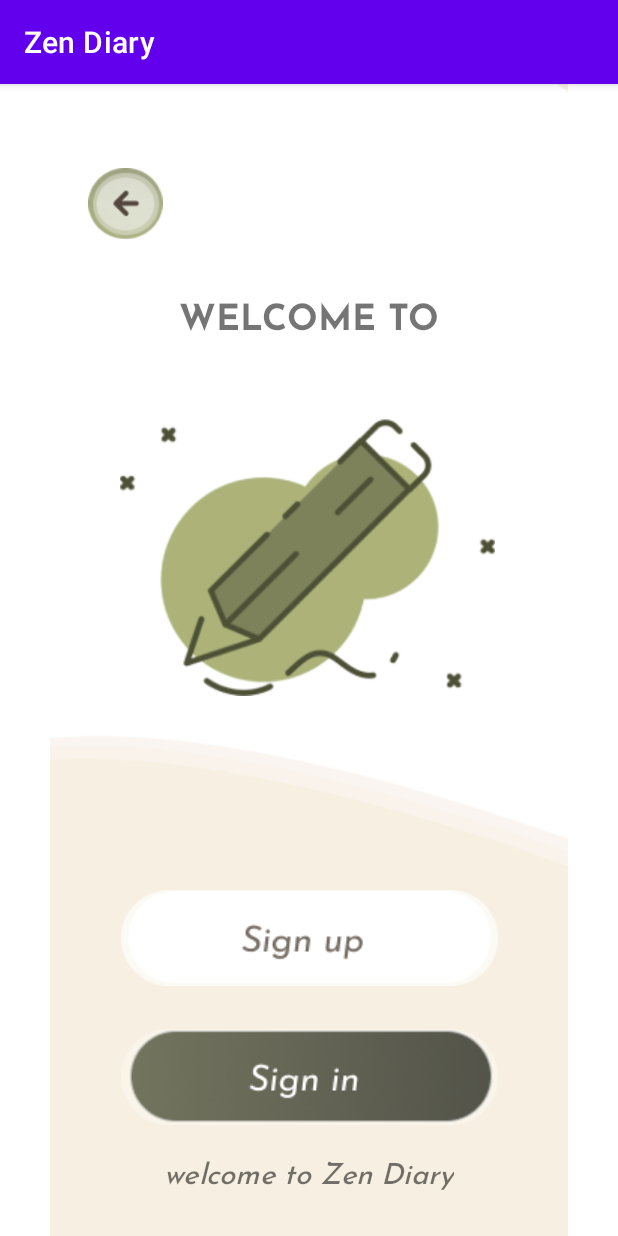
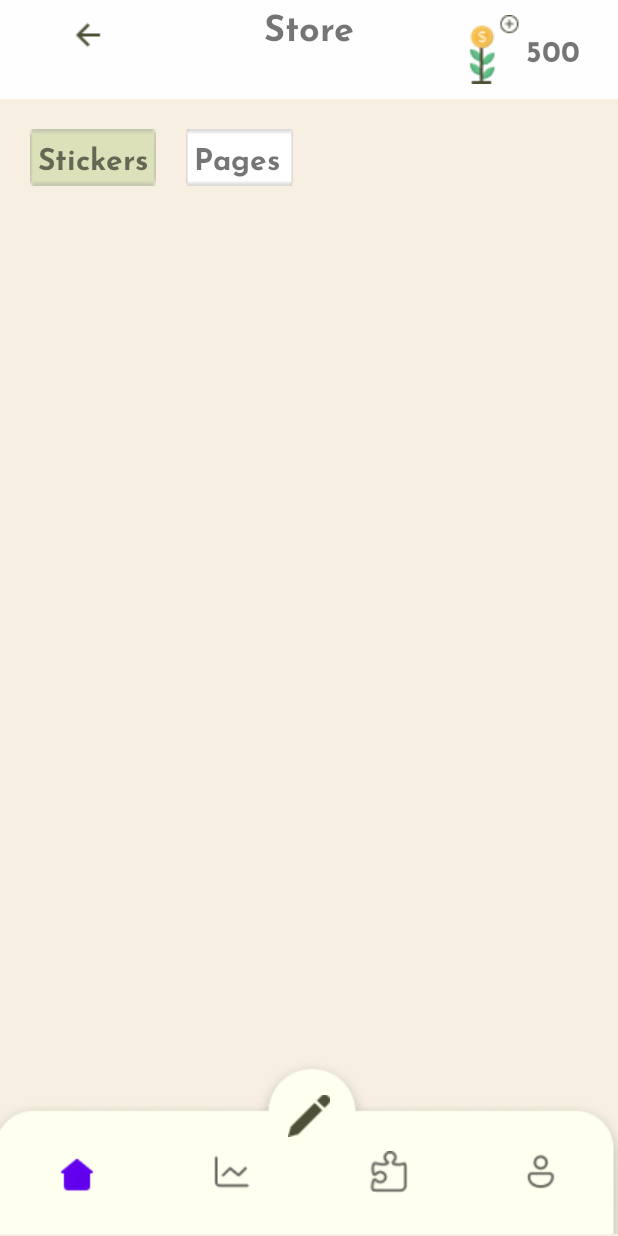
Before and after one commit to haveasip-and-code/Zen-Diary, an Android app: the screen it shows after launch (LogIn before the commit, MainActivity after it), on a phone screen of 412 x 824 dp. Run offline under Robolectric (Android 15) with nearby library versions, the phone set to English and light mode, and no system bars; our stand-ins replace Firebase (no records; nobody signed in at launch, a user with empty details on screens opened directly), Picasso, navigation-ui; pictures from the network do not load.

Commit message:
Store w bug

```diff
--- a/app/build.gradle.kts
+++ b/app/build.gradle.kts
@@ -57,7 +57,11 @@ dependencies {
     implementation(libs.androidx.espresso.core)
     implementation(libs.firebase.database)
     implementation(libs.mpandroidchart.vv310)
+    implementation("com.squareup.picasso:picasso:2.71828")
+
+
     testImplementation(libs.junit)
     androidTestImplementation(libs.androidx.junit)
     androidTestImplementation(libs.androidx.espresso.core)
+
 }
--- a/app/src/main/java/com/example/zendiary/MainActivity.kt
+++ b/app/src/main/java/com/example/zendiary/MainActivity.kt
@@ -12,6 +12,7 @@ import androidx.navigation.ui.setupActionBarWithNavController
 import androidx.navigation.ui.setupWithNavController
 import com.example.zendiary.databinding.ActivityMainBinding
 import com.google.android.material.navigation.NavigationView
+import com.example.zendiary.ui.profile.StoreFragment
 
 class MainActivity : AppCompatActivity() {
 
--- /dev/null
+++ b/app/src/main/java/com/example/zendiary/ui/profile/StoreAdapter.java.kt
@@ -0,0 +1,42 @@
+package com.example.zendiary.ui.profile
+
+import com.example.zendiary.R
+import android.view.LayoutInflater
+import android.view.View
+import android.view.ViewGroup
+import android.widget.ImageView
+import android.widget.TextView
+import androidx.recyclerview.widget.RecyclerView
+import com.example.zendiary.ui.profile.StoreItem
+import com.squareup.picasso.Picasso
+import java.lang.String
+
+class StoreAdapter(storeItems: List<StoreItem>) :
+    RecyclerView.Adapter<StoreAdapter.StoreViewHolder>() {
+    private val storeItems: List<StoreItem> = storeItems
+
+    override fun onCreateViewHolder(parent: ViewGroup, viewType: Int): StoreViewHolder {
+        val view: View =
+            LayoutInflater.from(parent.context).inflate(R.layout.item_store, parent, false)
+        return StoreViewHolder(view)
+    }
+
+    override fun onBindViewHolder(holder: StoreViewHolder, position: Int) {
+        val item: StoreItem = storeItems[position]
+        holder.nameTextView.setText(item.getName())
+        holder.priceTextView.text = String.format("$%.2f", item.getPrice())
+
+        // Load image using Picasso or Glide
+        Picasso.get().load(item.getImageUrl()).into(holder.imageView)
+    }
+
+    override fun getItemCount(): Int {
+        return storeItems.size
+    }
+
+    class StoreViewHolder(itemView: View) : RecyclerView.ViewHolder(itemView) {
+        var nameTextView: TextView = itemView.findViewById<TextView>(R.id.item_name)
+        var priceTextView: TextView = itemView.findViewById<TextView>(R.id.item_price)
+        var imageView: ImageView = itemView.findViewById<ImageView>(R.id.item_image)
+    }
+}
--- /dev/null
+++ b/app/src/main/java/com/example/zendiary/ui/profile/StoreFragment.kt
@@ -0,0 +1,115 @@
+package com.example.zendiary.ui.profile
+
+import android.annotation.SuppressLint
+import com.example.zendiary.R
+import android.os.Bundle
+import android.util.Log
+import android.view.LayoutInflater
+import android.view.View
+import android.view.ViewGroup
+import android.widget.TextView
+import androidx.fragment.app.Fragment
+import androidx.recyclerview.widget.GridLayoutManager
+import androidx.recyclerview.widget.RecyclerView
+
+import com.google.firebase.database.DataSnapshot
+import com.google.firebase.database.DatabaseError
+import com.google.firebase.database.FirebaseDatabase
+import com.google.firebase.database.ValueEventListener
+
+class StoreFragment : Fragment() {
+    private lateinit var stickersButton: TextView
+    private lateinit var pagesButton: TextView
+
+    private var recyclerView: RecyclerView? = null
+    private var adapter: StoreAdapter? = null
+    private var database: FirebaseDatabase? = null
+    private var storeItems: MutableList<StoreItem>? = null
+
+
+
+
+    override fun onCreateView(
+        inflater: LayoutInflater,
+        container: ViewGroup?,
+        savedInstanceState: Bundle?
+    ): View? {
+        // Inflate the store fragment layout
+        val root: View = inflater.inflate(R.layout.fragment_store, container, false)
+
+        // Initialize buttons
+        stickersButton = root.findViewById<TextView>(R.id.Stickers)
+        pagesButton = root.findViewById<TextView>(R.id.Pages)
+
+        // Initialize RecyclerView
+        recyclerView = root.findViewById<RecyclerView>(R.id.recycler_view_notes)
+        recyclerView!!.setLayoutManager(GridLayoutManager(requireContext(), 2))
+
+        // Initialize store items and adapter
+        storeItems = ArrayList<StoreItem>()
+        adapter = StoreAdapter(storeItems as ArrayList<StoreItem>)
+        recyclerView!!.setAdapter(adapter)
+
+        // Initialize Firebase
+        database = FirebaseDatabase.getInstance()
+
+        // Set initial background
+        stickersButton?.let {
+            it.setBackgroundResource(R.drawable.green_cornered_bg)
+        }
+        pagesButton?.let {
+            it.setBackgroundResource(R.drawable.white_cornered_bg)
+        }
+
+
+        // Set click listeners
+        stickersButton.setOnClickListener(View.OnClickListener {
+            stickersButton.setBackgroundResource(R.drawable.green_cornered_bg)
+            pagesButton.setBackgroundResource(R.drawable.white_cornered_bg)
+            loadStoreItems("stickers")
+        })
+
+        pagesButton.setOnClickListener(View.OnClickListener {
+            pagesButton.setBackgroundResource(R.drawable.green_cornered_bg)
+            stickersButton.setBackgroundResource(R.drawable.white_cornered_bg)
+            loadStoreItems("themes")
+        })
+
+        // Load initial items (stickers)
+        loadStoreItems("stickers")
+
+        return root
+    }
+
+    private fun loadStoreItems(category: String) {
+        val itemsRef = database!!.getReference("store/$category")
+        itemsRef.addValueEventListener(object : ValueEventListener {
+            @SuppressLint("NotifyDataSetChanged")
+            override fun onDataChange(snapshot: DataSnapshot) {
+                storeItems!!.clear() // Clear the existing list
+                for (itemSnapshot in snapshot.children) {
+                    val name = itemSnapshot.child("name").getValue(String::class.java) ?: "Unknown"
+                    val imageUrl = itemSnapshot.child("image").getValue(String::class.java) ?: ""
+
+                    // Retrieve price as Double, directly from Firebase
+                    val price = itemSnapshot.child("price").getValue(Double::class.java) ?: 0.99  // Fallback to 0.99 if null
+
+                    // Create a new StoreItem object
+                    val item = StoreItem(name, price, imageUrl)
+
+                    storeItems!!.add(item) // Add the item to the list
+                }
+                adapter?.notifyDataSetChanged() // Notify adapter about data changes
+            }
+
+            override fun onCancelled(error: DatabaseError) {
+                Log.e("FirebaseError", "Failed to load items: ${error.message}")
+            }
+        })
+    }
+
+
+
+
+
+}
--- a/app/src/main/res/layout/fragment_store.xml
+++ b/app/src/main/res/layout/fragment_store.xml
@@ -13,7 +13,7 @@
         android:layout_width="match_parent"
         android:layout_height="wrap_content"
         android:orientation="vertical"
-        android:background="@drawable/bg_top_toolbar_journal">
+        android:background= "#FEFEFE">
 
         <ImageButton
             android:id="@+id/backButtonProfileEdit"
@@ -26,11 +26,115 @@
             app:layout_constraintTop_toTopOf="parent"
             app:layout_constraintHorizontal_bias="0.1"
             app:layout_constraintVertical_bias="0.065"
-                    app:srcCompat="@drawable/arrow_back" />
+            app:srcCompat="@drawable/arrow_back"
+            android:layout_margin="10dp"
+            android:layout_marginStart="20dp"/>
+
+
+        <TextView
+            android:id="@+id/textView"
+            android:layout_width="wrap_content"
+            android:layout_height="wrap_content"
+            android:fontFamily="@font/josefin_sans_bold"
+            android:text="Store"
+            android:textColorLink="#4D5036"
+            android:textSize="24dp"
+            app:layout_constraintBottom_toBottomOf="parent"
+            app:layout_constraintEnd_toEndOf="parent"
+            app:layout_constraintStart_toStartOf="parent"
+            app:layout_constraintTop_toTopOf="parent"
+            app:layout_constraintVertical_bias="0.026" />
+
+
+        <ImageButton
+            android:id="@+id/buyFlower"
+            android:layout_width="wrap_content"
+            android:layout_height="wrap_content"
+            android:background="@null"
+            app:layout_constraintBottom_toBottomOf="parent"
+            app:layout_constraintEnd_toEndOf="parent"
+            app:layout_constraintStart_toStartOf="parent"
+            app:layout_constraintTop_toTopOf="parent"
+            app:layout_constraintHorizontal_bias="0.85"
+            app:layout_constraintVertical_bias="0.065"
+            app:srcCompat="@drawable/flower_add"
+            android:layout_margin="10dp"
+            android:layout_marginStart="20dp"/>
+
+
+        <TextView
+            android:id="@+id/coinFlower"
+            android:layout_width="wrap_content"
+            android:layout_height="wrap_content"
+            android:fontFamily="@font/josefin_sans_bold"
+            android:text="500"
+            android:textColorLink="#4D5036"
+            android:textSize="20dp"
+            app:layout_constraintBottom_toBottomOf="@+id/buyFlower"
+            app:layout_constraintStart_toEndOf="@+id/buyFlower"
+            app:layout_constraintTop_toTopOf="@+id/buyFlower"
+
+            />
 
 
 
     </androidx.constraintlayout.widget.ConstraintLayout>
 
 
+
+
+    <androidx.constraintlayout.widget.ConstraintLayout
+        android:id="@+id/option"
+        android:layout_width="match_parent"
+        android:layout_height="wrap_content"
+        android:orientation="vertical"
+        >
+
+    <TextView
+        android:id="@+id/Stickers"
+        android:layout_width="wrap_content"
+        android:layout_height="wrap_content"
+        android:fontFamily="@font/josefin_sans_bold"
+        android:text="Stickers"
+        android:textColorLink="#4D5036"
+        android:textSize="20dp"
+
+        app:layout_constraintStart_toStartOf="parent"
+        app:layout_constraintTop_toTopOf="parent"
+        android:background="@drawable/white_cornered_bg"
+        android:layout_margin="20dp"
+        android:padding="5dp"
+        />
+
+    <TextView
+        android:id="@+id/Pages"
+        android:layout_width="wrap_content"
+        android:layout_height="wrap_content"
+        android:fontFamily="@font/josefin_sans_bold"
+        android:text="Pages"
+        android:textColorLink="#4D5036"
+        android:textSize="20dp"
+        app:layout_constraintStart_toEndOf="@id/Stickers"
+        app:layout_constraintTop_toTopOf="parent"
+        android:background="@drawable/white_cornered_bg"
+        android:layout_margin="20dp"
+        android:padding="5dp"
+        />
+
+    </androidx.constraintlayout.widget.ConstraintLayout>
+
+    <androidx.recyclerview.widget.RecyclerView
+        android:id="@+id/recycler_view_notes"
+        android:layout_width="match_parent"
+        android:layout_height="0dp"
+        android:layout_marginTop="10dp"
+        android:layout_marginBottom="20dp"
+        android:clipToPadding="false"
+        android:padding="8dp"
+        android:scrollbars="vertical"
+        app:layout_constraintBottom_toBottomOf="parent"
+        app:layout_constraintStart_toStartOf="parent"
+        app:layout_constraintEnd_toEndOf="parent" />
+
+
 </LinearLayout>
--- a/app/src/main/res/navigation/mobile_navigation.xml
+++ b/app/src/main/res/navigation/mobile_navigation.xml
@@ -3,7 +3,13 @@
     xmlns:app="http://schemas.android.com/apk/res-auto"
     xmlns:tools="http://schemas.android.com/tools"
     android:id="@+id/mobile_navigation"
-    app:startDestination="@+id/navigation_home">
+    app:startDestination="@+id/storeFragment">
+
+    <fragment
+        android:id="@+id/storeFragment"
+        android:name="com.example.zendiary.ui.profile.StoreFragment"
+        android:label="Store"
+        tools:layout="@layout/fragment_store" />
 
     <fragment
         android:id="@+id/navigation_home"
```
Also changed, not shown: app/src/main/AndroidManifest.xml (+2 -8 lines), app/src/main/java/com/example/zendiary/ui/profile/StoreItem.java (added, +29 -0 lines), app/src/main/res/layout/item_store.xml (added, +37 -0 lines), app/src/main/res/drawable/flower.png (added), app/src/main/res/drawable/flower_add.png (added), app/src/main/res/drawable/green_cornered_bg.png (added), app/src/main/res/drawable/white_cornered_bg.png (added). Lines whose indentation alone changed are shown as unchanged.
